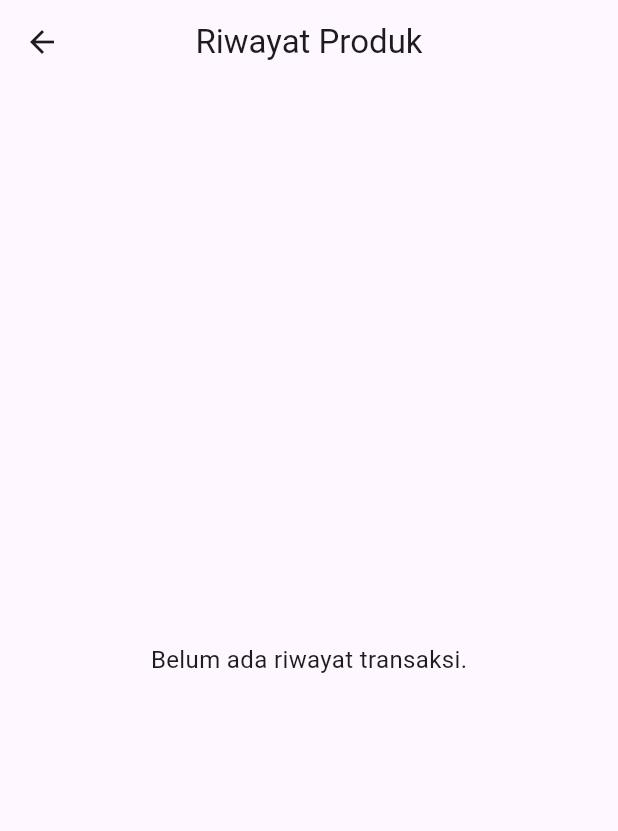
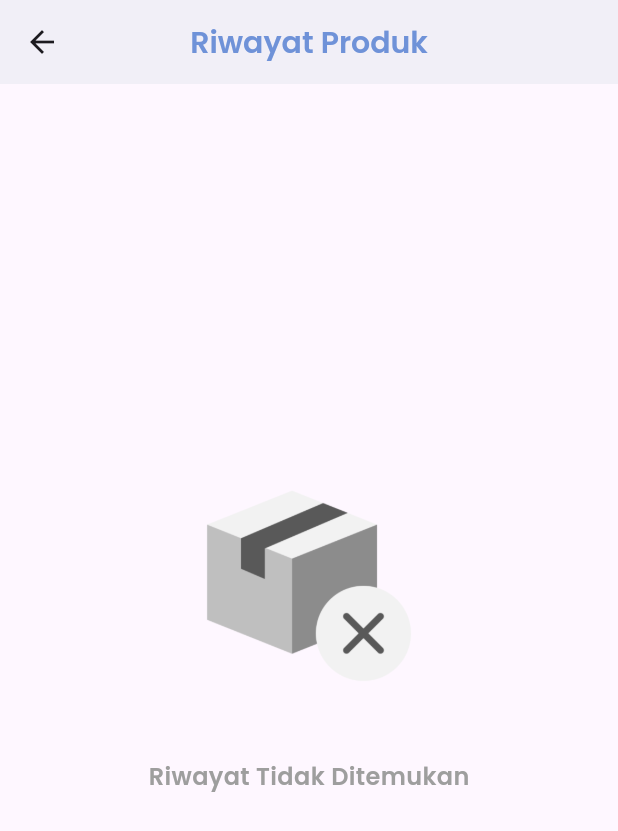
Before and after one commit to ahmadnabyl/fp_tekber_kel8, a Flutter app: the ProductHistory screen opened directly, on a phone screen of 412 x 824 dp. Shown: the top 831 px of the screen. Run offline on Flutter 3.47's test engine with Material 3 defaults, Android fonts, the phone set to English and light mode, and no system bars; our stand-ins replace google_fonts, hive, hive_flutter, image_picker; accounts and stored records are empty.

Commit message:
Menambahkan History

```diff
--- a/lib/screens/product_history.dart
+++ b/lib/screens/product_history.dart
@@ -1,5 +1,6 @@
 import 'package:flutter/material.dart';
 import 'package:hive_flutter/hive_flutter.dart';
+import 'package:google_fonts/google_fonts.dart'; // Untuk font Poppins
 import 'package:intl/intl.dart';
 
 class ProductHistory extends StatefulWidget {
@@ -13,7 +14,6 @@ class _ProductHistoryState extends State<ProductHistory> {
   @override
   void initState() {
     super.initState();
-    // Inisialisasi Hive dengan menggunakan Hive Flutter
     historyBox = Hive.box<Map>('product_history');
   }
 
@@ -21,22 +21,52 @@ class _ProductHistoryState extends State<ProductHistory> {
   Widget build(BuildContext context) {
     return Scaffold(
       appBar: AppBar(
-        title: Text("Riwayat Produk"),
+        title: Text(
+          "Riwayat Produk",
+          style: GoogleFonts.poppins(
+            fontWeight: FontWeight.w600,
+            fontSize: 20,
+            color: Color(0xFF6F92D8), // Warna baru untuk judul
+          ),
+        ),
         centerTitle: true,
+        backgroundColor: Colors.white,
+        elevation: 4.0,
       ),
       body: ValueListenableBuilder(
-        valueListenable: historyBox.listenable(), // Ini mendengarkan perubahan data
+        valueListenable: historyBox.listenable(),
         builder: (context, Box<Map> box, _) {
           if (box.isEmpty) {
+            // Tampilan jika riwayat kosong
             return Center(
-              child: Text(
-                "Belum ada riwayat transaksi.",
-                style: TextStyle(fontSize: 16),
+              child: Padding(
+                padding: const EdgeInsets.only(bottom: 80),
+                child: Column(
+                  mainAxisAlignment: MainAxisAlignment.center,
+                  children: [
+                    SizedBox(height: 20),
+                    Image.asset(
+                      'assets/bismillah.png',
+                      width: 200,
+                      height: 200,
+                      fit: BoxFit.contain,
+                    ),
+                    SizedBox(height: 16),
+                    Text(
+                      "Riwayat Tidak Ditemukan",
+                      style: GoogleFonts.poppins(
+                        fontSize: 16,
+                        fontWeight: FontWeight.w600,
+                        color: Colors.grey,
+                      ),
+                    ),
+                  ],
+                ),
               ),
             );
           }
 
-          // Membalikkan urutan data sehingga yang terbaru muncul di atas
+          // Jika riwayat tersedia, tampilkan datanya
           var historyList = box.values.toList().reversed.toList();
 
           return ListView.builder(
@@ -55,16 +85,16 @@ class _ProductHistoryState extends State<ProductHistory> {
                             : Icons.delete,
                     color: Colors.blue,
                   ),
-                  title: Text(history['name'] ?? 'Produk'),
-                  subtitle: Text(
-                    "Aksi: ${_getActionText(history['type'], history['change'])}\nWaktu: ${_formatTimestamp(history['timestamp'])}",
+                  title: Text(
+                    history['name'] ?? 'Produk',
+                    style: GoogleFonts.poppins(fontWeight: FontWeight.w600),
                   ),
-                  isThreeLine: true,
+                  subtitle: _buildSubtitle(history),
+                  isThreeLine: false, // Tidak perlu menampilkan harga
                   trailing: IconButton(
                     icon: Icon(Icons.delete, color: Colors.red),
                     onPressed: () {
                       setState(() {
-                        // Menghapus riwayat produk sesuai dengan index yang benar
                         box.deleteAt(historyList.length - index - 1);
                       });
                     },
@@ -75,6 +105,17 @@ class _ProductHistoryState extends State<ProductHistory> {
           );
         },
       ),
+    );
+  }
+
+  Widget _buildSubtitle(Map history) {
+    String action = _getActionText(history['type'], history['change']);
+    String timestamp = _formatTimestamp(history['timestamp']);
+
+    // Subtitle hanya menampilkan aksi dan waktu
+    return Text(
+      "Aksi: $action\nWaktu: $timestamp",
+      style: GoogleFonts.poppins(),
     );
   }
 
@@ -93,7 +134,23 @@ class _ProductHistoryState extends State<ProductHistory> {
 
   String _formatTimestamp(String timestamp) {
     final dateTime = DateTime.parse(timestamp);
-    // Menghapus milisecond dari format waktu
     return DateFormat('yyyy-MM-dd HH:mm:ss').format(dateTime);
   }
+
+  void editProduct({
+    required String productName,
+    required double newPrice,
+    required double oldPrice,
+  }) {
+    final timestamp = DateTime.now().toIso8601String();
+
+    // Simpan riwayat edit, hanya mencatat perubahan harga di aksi
+    historyBox.add({
+      'type': 'edit',
+      'name': productName,
+      'timestamp': timestamp,
+      'change':
+          'Harga Beli diubah dari Rp ${NumberFormat('#,##0').format(oldPrice)} menjadi Rp ${NumberFormat('#,##0').format(newPrice)}',
+    });
+  }
 }
```
